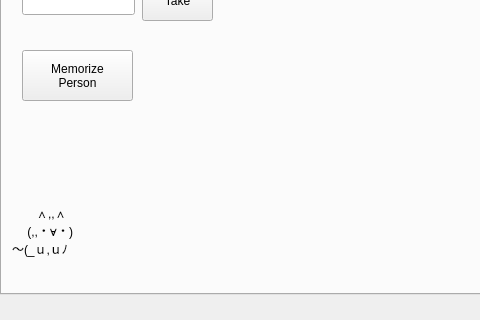
Above: catkin_ws/src/hri/justina/justina_gui/src/MainWindow.ui from RobotJustina/Juskeshino before the change; both pictures show x 0 to 480 and y 163 to 483 of the 680 by 483 pixel window. Below: the same form after it.
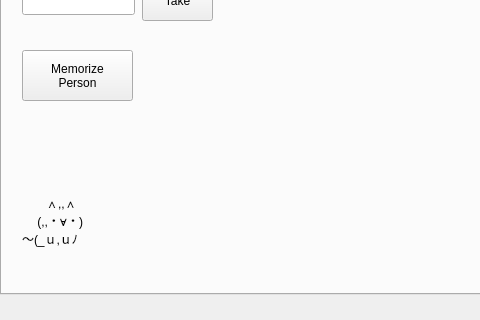
That is the form after the change.

```diff
--- a/catkin_ws/src/hri/justina/justina_gui/src/MainWindow.ui
+++ b/catkin_ws/src/hri/justina/justina_gui/src/MainWindow.ui
@@ -1290,8 +1290,8 @@
      <widget class="QLabel" name="label_9">
       <property name="geometry">
        <rect>
-        <x>10</x>
-        <y>300</y>
+        <x>20</x>
+        <y>290</y>
         <width>121</width>
         <height>101</height>
        </rect>
```
Left out of the diff: 4 changed lines with no effect on the pictures.
